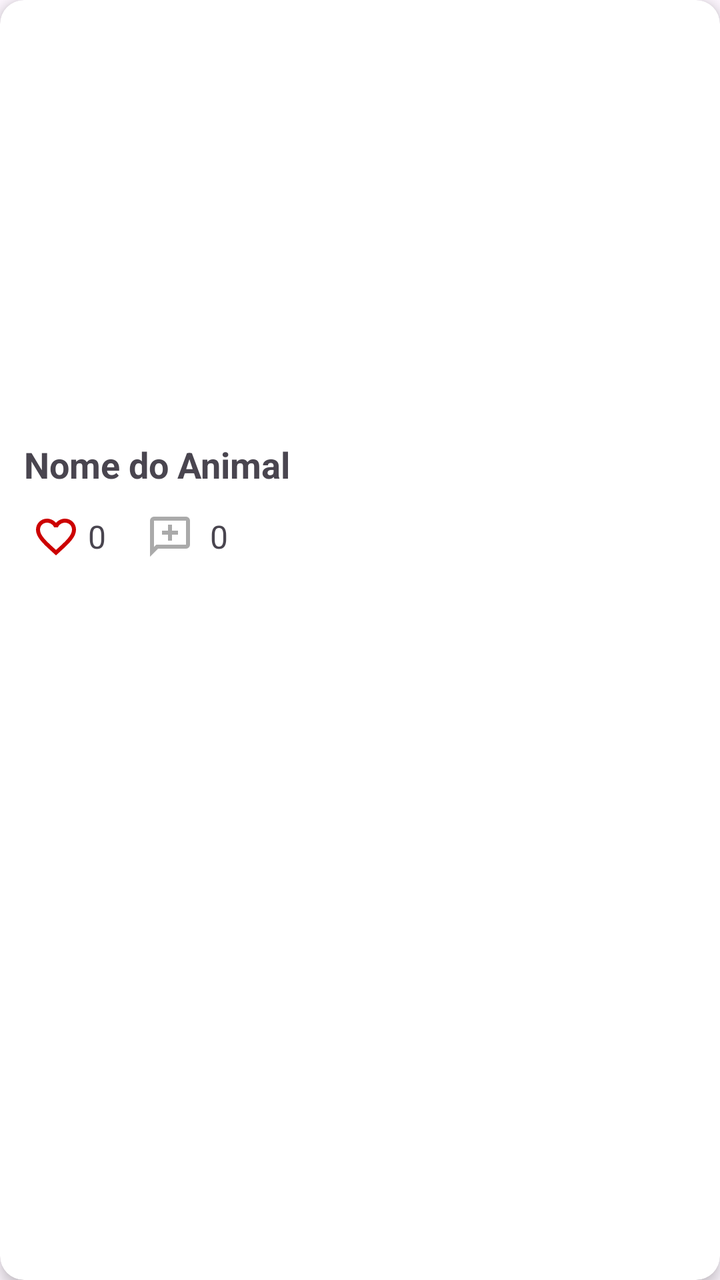
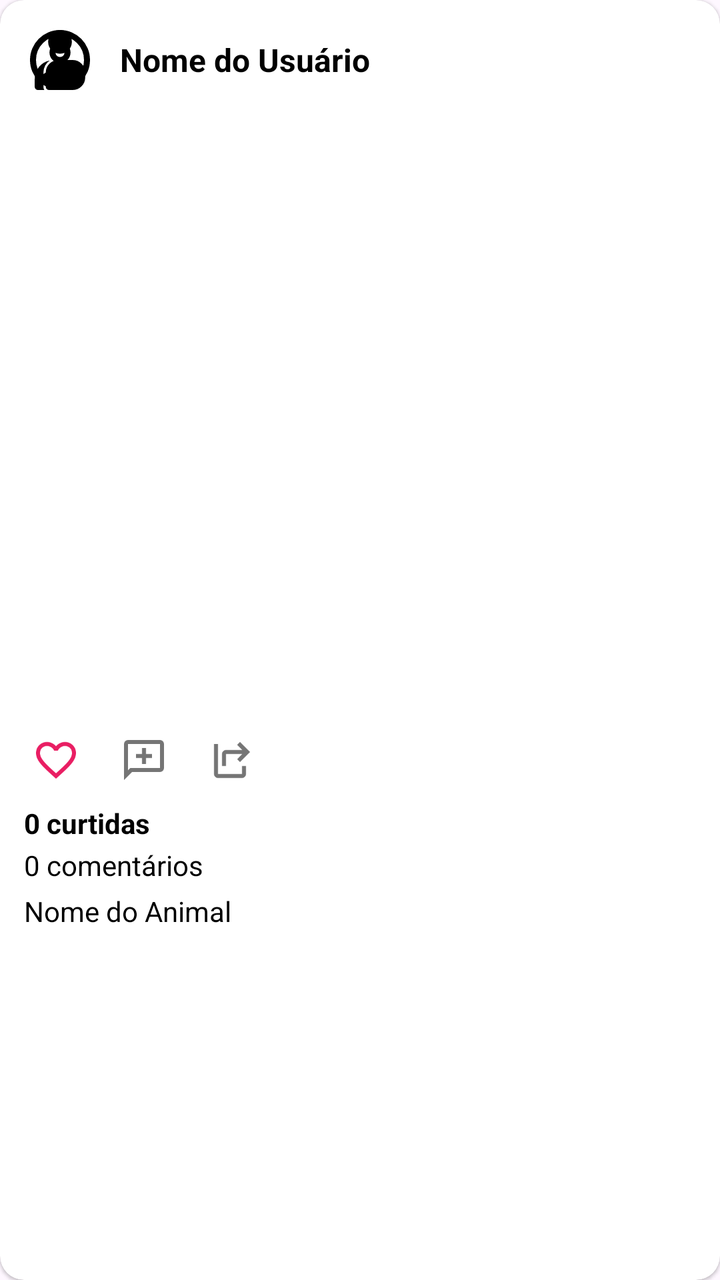

An Android layout rendered at two revisions. The XML below is the earlier revision; the diff shows what the commit changed to produce the second picture.
<!-- AndroidManifest.xml: application theme Theme.Miadot -->
<!-- res/layout/item_animal.xml -->
<?xml version="1.0" encoding="utf-8"?>
<androidx.cardview.widget.CardView xmlns:android="http://schemas.android.com/apk/res/android"
    xmlns:app="http://schemas.android.com/apk/res-auto"
    android:layout_width="match_parent"
    android:layout_height="wrap_content"
    android:layout_margin="8dp"
    app:cardCornerRadius="12dp"
    app:cardElevation="4dp">

    <LinearLayout
        android:layout_width="match_parent"
        android:layout_height="wrap_content"
        android:orientation="vertical"
        android:padding="12dp">

        <ImageView
            android:id="@+id/imageViewAnimal"
            android:layout_width="match_parent"
            android:layout_height="200dp"
            android:scaleType="centerCrop"
            android:contentDescription="Imagem do animal" />

        <TextView
            android:id="@+id/textViewNome"
            android:layout_width="match_parent"
            android:layout_height="wrap_content"
            android:text="Nome do Animal"
            android:textSize="18sp"
            android:textStyle="bold"
            android:paddingTop="8dp" />

        <LinearLayout
            android:id="@+id/layoutInteracoes"
            android:layout_width="match_parent"
            android:layout_height="wrap_content"
            android:gravity="center_vertical"
            android:orientation="horizontal"
            android:paddingTop="8dp">

            <ImageButton
                android:id="@+id/buttonLike"
                android:layout_width="32dp"
                android:layout_height="32dp"
                android:background="?attr/selectableItemBackgroundBorderless"
                android:contentDescription="Curtir"
                android:src="@drawable/unlike"
                app:tint="@android:color/holo_red_dark" />

            <TextView
                android:id="@+id/textViewLikes"
                android:layout_width="wrap_content"
                android:layout_height="wrap_content"
                android:layout_marginEnd="16dp"
                android:text="0"
                android:textSize="16sp" />

            <ImageButton
                android:id="@+id/buttonComment"
                android:layout_width="32dp"
                android:layout_height="32dp"
                android:background="?attr/selectableItemBackgroundBorderless"
                android:contentDescription="Comentar"
                android:src="@drawable/outline_add_comment_24"
                app:tint="@android:color/darker_gray" />

            <TextView
                android:id="@+id/textViewInteressados"
                android:layout_width="wrap_content"
                android:layout_height="wrap_content"
                android:layout_marginStart="4dp"
                android:text="0"
                android:textSize="16sp" />
        </LinearLayout>

        
        <LinearLayout
            android:id="@+id/layoutComentarios"
            android:layout_width="match_parent"
            android:layout_height="wrap_content"
            android:orientation="vertical"
            android:visibility="gone"
            android:paddingTop="8dp">

            <TextView
                android:id="@+id/textComentarios"
                android:layout_width="match_parent"
                android:layout_height="wrap_content"
                android:text=""
                android:textSize="14sp" />
        </LinearLayout>

        
        <EditText
            android:id="@+id/editComentario"
            android:layout_width="match_parent"
            android:layout_height="wrap_content"
            android:hint="Escreva um comentário..."
            android:visibility="gone"
            android:inputType="textMultiLine"
            android:maxLines="3"
            android:paddingTop="8dp" />

        <Button
            android:id="@+id/buttonEnviarComentario"
            android:layout_width="wrap_content"
            android:layout_height="wrap_content"
            android:text="Enviar"
            android:visibility="gone"
            android:layout_gravity="end"
            android:paddingTop="8dp" />

    </LinearLayout>
</androidx.cardview.widget.CardView>
<!-- resources referenced by this layout -->
<resources>
  <color name="purple_500">#FF6200EE</color>
  <color name="purple_700">#FF3700B3</color>
  <color name="teal_200">#FF03DAC5</color>
  <!-- unchanged entries left out for length: 3 -->
</resources>

<!-- the commit's change to res/layout/item_animal.xml (unified diff, before → after) -->
@@ -3,9 +3,10 @@
     xmlns:app="http://schemas.android.com/apk/res-auto"
     android:layout_width="match_parent"
     android:layout_height="wrap_content"
-    android:layout_margin="8dp"
+    android:layout_marginHorizontal="8dp"
+    android:layout_marginVertical="6dp"
     app:cardCornerRadius="12dp"
-    app:cardElevation="4dp">
+    app:cardElevation="1dp">
 
     <LinearLayout
         android:layout_width="match_parent"
@@ -13,27 +14,47 @@
         android:orientation="vertical"
         android:padding="12dp">
 
+        
+        <LinearLayout
+            android:layout_width="match_parent"
+            android:layout_height="wrap_content"
+            android:orientation="horizontal"
+            android:gravity="center_vertical">
+
+            <ImageView
+                android:id="@+id/imageViewUserAvatar"
+                android:layout_width="36dp"
+                android:layout_height="36dp"
+                android:src="@drawable/default_profile"
+                android:scaleType="centerCrop"
+                android:background="@drawable/circle_background"
+                android:contentDescription="Avatar do usuário" />
+
+            <TextView
+                android:id="@+id/textViewUserName"
+                android:layout_width="wrap_content"
+                android:layout_height="wrap_content"
+                android:layout_marginStart="12dp"
+                android:text="Nome do Usuário"
+                android:textSize="16sp"
+                android:textStyle="bold"
+                android:textColor="#000" />
+
+        </LinearLayout>
+
+        
         <ImageView
             android:id="@+id/imageViewAnimal"
             android:layout_width="match_parent"
-            android:layout_height="200dp"
+            android:layout_height="300dp"
+            android:layout_marginTop="8dp"
             android:scaleType="centerCrop"
             android:contentDescription="Imagem do animal" />
 
-        <TextView
-            android:id="@+id/textViewNome"
+        
+        <LinearLayout
             android:layout_width="match_parent"
             android:layout_height="wrap_content"
-            android:text="Nome do Animal"
-            android:textSize="18sp"
-            android:textStyle="bold"
-            android:paddingTop="8dp" />
-
-        <LinearLayout
-            android:id="@+id/layoutInteracoes"
-            android:layout_width="match_parent"
-            android:layout_height="wrap_content"
-            android:gravity="center_vertical"
             android:orientation="horizontal"
             android:paddingTop="8dp">
 
@@ -44,33 +65,60 @@
                 android:background="?attr/selectableItemBackgroundBorderless"
                 android:contentDescription="Curtir"
                 android:src="@drawable/unlike"
-                app:tint="@android:color/holo_red_dark" />
-
-            <TextView
-                android:id="@+id/textViewLikes"
-                android:layout_width="wrap_content"
-                android:layout_height="wrap_content"
-                android:layout_marginEnd="16dp"
-                android:text="0"
-                android:textSize="16sp" />
+                app:tint="@color/like_color" />
 
             <ImageButton
                 android:id="@+id/buttonComment"
                 android:layout_width="32dp"
                 android:layout_height="32dp"
+                android:layout_marginStart="12dp"
                 android:background="?attr/selectableItemBackgroundBorderless"
                 android:contentDescription="Comentar"
                 android:src="@drawable/outline_add_comment_24"
-                app:tint="@android:color/darker_gray" />
+                app:tint="@color/comment_color" />
 
-            <TextView
-                android:id="@+id/textViewInteressados"
-                android:layout_width="wrap_content"
-                android:layout_height="wrap_content"
-                android:layout_marginStart="4dp"
-                android:text="0"
-                android:textSize="16sp" />
+            <ImageButton
+                android:id="@+id/buttonShare"
+                android:layout_width="32dp"
+                android:layout_height="32dp"
+                android:layout_marginStart="12dp"
+                android:background="?attr/selectableItemBackgroundBorderless"
+                android:contentDescription="Compartilhar"
+                android:src="@drawable/ic_share"
+                app:tint="@color/share_color" />
+
         </LinearLayout>
+
+        
+        <TextView
+            android:id="@+id/textViewLikes"
+            android:layout_width="wrap_content"
+            android:layout_height="wrap_content"
+            android:text="0 curtidas"
+            android:textSize="14sp"
+            android:textStyle="bold"
+            android:layout_marginTop="6dp"
+            android:textColor="#000" />
+
+        
+        <TextView
+            android:id="@+id/textComentarios"
+            android:layout_width="wrap_content"
+            android:layout_height="wrap_content"
+            android:text="0 comentários"
+            android:textSize="14sp"
+            android:layout_marginTop="2dp"
+            android:textColor="#000" />
+
+        
+        <TextView
+            android:id="@+id/textViewNome"
+            android:layout_width="match_parent"
+            android:layout_height="wrap_content"
+            android:text="Nome do Animal"
+            android:textSize="14sp"
+            android:layout_marginTop="4dp"
+            android:textColor="#000" />
 
         
         <LinearLayout
@@ -79,35 +127,34 @@
             android:layout_height="wrap_content"
             android:orientation="vertical"
             android:visibility="gone"
-            android:paddingTop="8dp">
+            android:layout_marginTop="8dp">
 
-            <TextView
-                android:id="@+id/textComentarios"
+            <androidx.recyclerview.widget.RecyclerView
+                android:id="@+id/recyclerViewComentarios"
                 android:layout_width="match_parent"
                 android:layout_height="wrap_content"
-                android:text=""
-                android:textSize="14sp" />
+                android:nestedScrollingEnabled="false" />
+
+            <EditText
+                android:id="@+id/editComentario"
+                android:layout_width="match_parent"
+                android:layout_height="wrap_content"
+                android:hint="Adicione um comentário..."
+                android:inputType="text"
+                android:maxLines="3"
+                android:background="@drawable/edittext_background"
+                android:padding="8dp"
+                android:layout_marginTop="8dp" />
+
+            <Button
+                android:id="@+id/buttonEnviarComentario"
+                android:layout_width="wrap_content"
+                android:layout_height="wrap_content"
+                android:text="Publicar"
+                android:layout_gravity="end"
+                android:layout_marginTop="4dp" />
         </LinearLayout>
 
-        
-        <EditText
-            android:id="@+id/editComentario"
-            android:layout_width="match_parent"
-            android:layout_height="wrap_content"
-            android:hint="Escreva um comentário..."
-            android:visibility="gone"
-            android:inputType="textMultiLine"
-            android:maxLines="3"
-            android:paddingTop="8dp" />
+    </LinearLayout>
 
-        <Button
-            android:id="@+id/buttonEnviarComentario"
-            android:layout_width="wrap_content"
-            android:layout_height="wrap_content"
-            android:text="Enviar"
-            android:visibility="gone"
-            android:layout_gravity="end"
-            android:paddingTop="8dp" />
-
-    </LinearLayout>
 </androidx.cardview.widget.CardView>
<!-- resource entries referenced after the edit -->
@@ -1,5 +1,48 @@
 <!-- resources referenced by this layout -->
 <resources>
+  <color name="comment_color">#757575</color>
+  <color name="like_color">#E91E63</color>
+  <color name="share_color">#757575</color>
+  <!-- drawable circle_background (drawable) -->
+  <vector xmlns:android="http://schemas.android.com/apk/res/android" android:height="24dp" android:tint="#000000" android:viewportHeight="960" android:viewportWidth="960" android:width="24dp">
+        
+      <path android:fillColor="@android:color/white" android:pathData="M234,684Q285,645 348,622.5Q411,600 480,600Q549,600 612,622.5Q675,645 726,684Q761,643 780.5,591Q800,539 800,480Q800,347 706.5,253.5Q613,160 480,160Q347,160 253.5,253.5Q160,347 160,480Q160,539 179.5,591Q199,643 234,684ZM480,520Q421,520 380.5,479.5Q340,439 340,380Q340,321 380.5,280.5Q421,240 480,240Q539,240 579.5,280.5Q620,321 620,380Q620,439 579.5,479.5Q539,520 480,520ZM480,880Q397,880 324,848.5Q251,817 197,763Q143,709 111.5,636Q80,563 80,480Q80,397 111.5,324Q143,251 197,197Q251,143 324,111.5Q397,80 480,80Q563,80 636,111.5Q709,143 763,197Q817,251 848.5,324Q880,397 880,480Q880,563 848.5,636Q817,709 763,763Q709,817 636,848.5Q563,880 480,880ZM480,800Q533,800 580,784.5Q627,769 666,740Q627,711 580,695.5Q533,680 480,680Q427,680 380,695.5Q333,711 294,740Q333,769 380,784.5Q427,800 480,800ZM480,440Q506,440 523,423Q540,406 540,380Q540,354 523,337Q506,320 480,320Q454,320 437,337Q420,354 420,380Q420,406 437,423Q454,440 480,440ZM480,380Q480,380 480,380Q480,380 480,380Q480,380 480,380Q480,380 480,380Q480,380 480,380Q480,380 480,380Q480,380 480,380Q480,380 480,380ZM480,740Q480,740 480,740Q480,740 480,740Q480,740 480,740Q480,740 480,740Q480,740 480,740Q480,740 480,740Q480,740 480,740Q480,740 480,740Z"/>
+      
+  </vector>
+  <!-- drawable default_profile (drawable) -->
+  <vector xmlns:android="http://schemas.android.com/apk/res/android" android:height="24dp" android:tint="#000000" android:viewportHeight="960" android:viewportWidth="960" android:width="24dp">
+        
+      <path android:fillColor="@android:color/white" android:pathData="M185,880Q168,880 155.5,867.5Q143,855 143,838L143,733Q143,643 199,574Q255,505 343,486Q303,514 281,556.5Q259,599 259,648L259,838Q259,849 262,860Q265,871 272,880L185,880ZM332,880Q315,880 302.5,867.5Q290,855 290,838L290,648Q290,578 339.5,529Q389,480 459,480L648,480Q718,480 767,529Q816,578 816,648L816,712Q816,782 767,831Q718,880 648,880L332,880ZM480,396Q414,396 368,350Q322,304 322,238Q322,172 368,126Q414,80 480,80Q546,80 592,126Q638,172 638,238Q638,304 592,350Q546,396 480,396Z"/>
+      
+  </vector>
+  <!-- drawable edittext_background (drawable) -->
+  <?xml version="1.0" encoding="utf-8"?>
+  <selector xmlns:android="http://schemas.android.com/apk/res/android">
+  
+      
+      <item android:state_focused="true">
+          <shape android:shape="rectangle">
+              <solid android:color="#FFFFFF"/>
+              <stroke android:width="2dp" android:color="#6200EE"/>
+              <corners android:radius="12dp"/>
+          </shape>
+      </item>
+  
+      
+      <item>
+          <shape android:shape="rectangle">
+              <solid android:color="#FAFAFA"/>
+              <stroke android:width="1dp" android:color="#CCCCCC"/>
+              <corners android:radius="12dp"/>
+          </shape>
+      </item>
+  </selector>
+  <!-- drawable ic_share (drawable) -->
+  <vector xmlns:android="http://schemas.android.com/apk/res/android" android:height="24dp" android:tint="#000000" android:viewportHeight="960" android:viewportWidth="960" android:width="24dp">
+        
+      <path android:fillColor="@android:color/white" android:pathData="M280,600L280,360Q280,327 303.5,303.5Q327,280 360,280L686,280L583,177L640,120L840,320L640,520L583,464L686,360L360,360Q360,360 360,360Q360,360 360,360L360,600L280,600ZM200,840Q167,840 143.5,816.5Q120,793 120,760L120,160L200,160L200,760Q200,760 200,760Q200,760 200,760L680,760Q680,760 680,760Q680,760 680,760L680,600L760,600L760,760Q760,793 736.5,816.5Q713,840 680,840L200,840Z"/>
+      
+  </vector>
   <color name="purple_500">#FF6200EE</color>
   <color name="purple_700">#FF3700B3</color>
   <color name="teal_200">#FF03DAC5</color>
